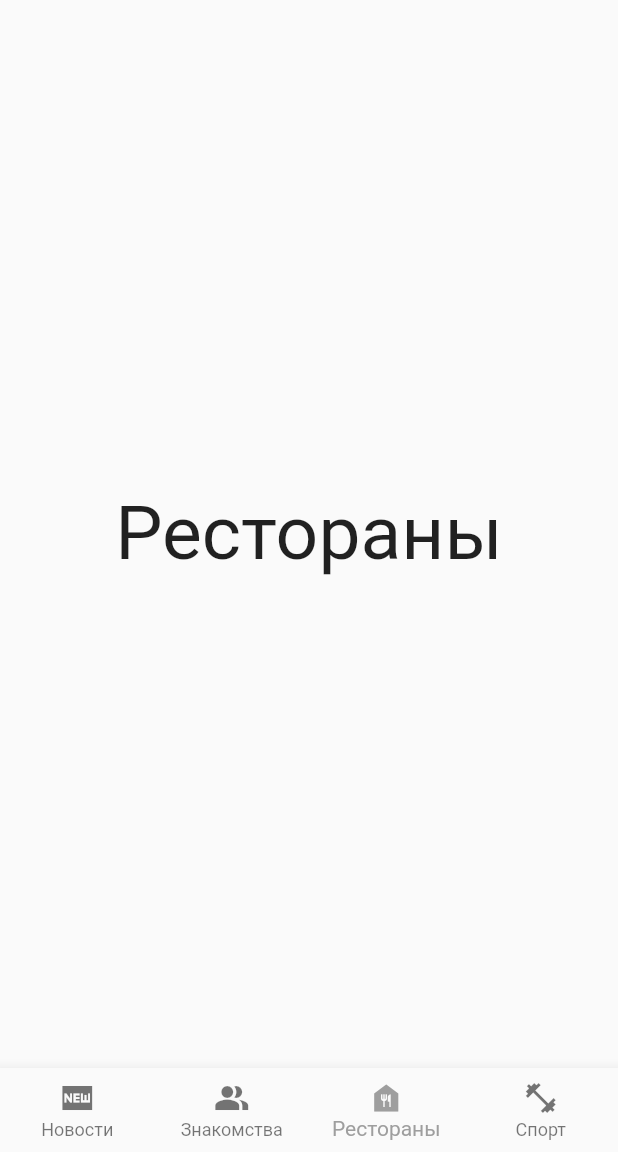
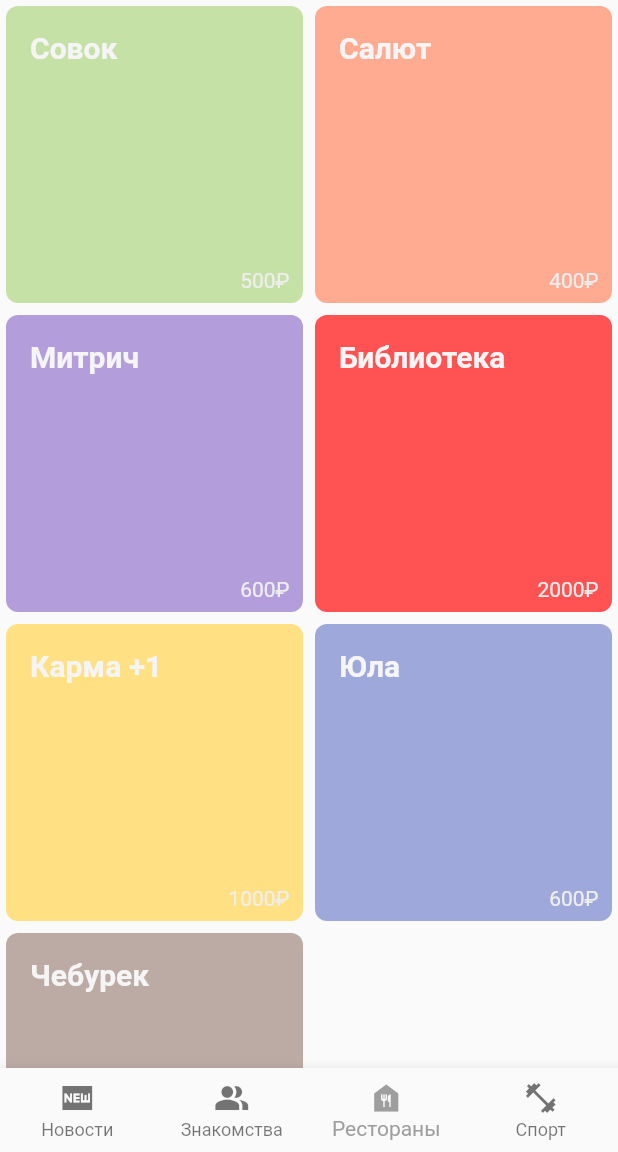
Before and after one commit to mudlobster/nnstories_from_scratch_2, a Flutter app: the screen it shows after launch, item 3 of the bottom bar chosen, on a phone screen of 412 x 824 dp, the part 84-1236 px from its top. Run offline on Flutter 3.47's test engine with Material 2 defaults, Android fonts, the phone set to English and light mode, and no system bars; our stand-ins replace google_fonts.

Commit message:
Initial commit

```diff
--- a/lib/pages/restaurants.dart
+++ b/lib/pages/restaurants.dart
@@ -1,4 +1,5 @@
 import 'package:flutter/material.dart';
+import 'package:nnstories_from_scratch/pages/util/restaurant.dart';
 
 class UserRestaurants extends StatelessWidget {
   const UserRestaurants({Key? key}) : super(key: key);
@@ -6,11 +7,20 @@ class UserRestaurants extends StatelessWidget {
   // This widget is the root of your application.
   @override
   Widget build(BuildContext context) {
-    return Center(
-      child: Text(
-        'Рестораны',
-        style: TextStyle(fontSize: 50),
-      ),
+    return GridView.count(
+      crossAxisCount: 2,
+      // mainAxisSpacing: 5,
+      // crossAxisSpacing: 5,
+      children: [
+        Restaurant(restName: 'Совок', imageColor: Colors.lightGreen[200], price: 500),
+        Restaurant(restName: 'Салют', imageColor: Colors.deepOrange[200], price: 400),
+        Restaurant(restName: 'Митрич', imageColor: Colors.deepPurple[200], price: 600),
+        Restaurant(restName: 'Библиотека', imageColor: Colors.redAccent[200], price: 2000),
+        Restaurant(restName: 'Карма +1', imageColor: Colors.amber[200], price: 1000),
+        Restaurant(restName: 'Юла', imageColor: Colors.indigo[200], price: 600),
+        Restaurant(restName: 'Чебурек', imageColor: Colors.brown[200], price: 800),
+      ],
+
     );
   }
 }
--- /dev/null
+++ b/lib/pages/util/restaurant.dart
@@ -0,0 +1,42 @@
+import 'package:flutter/material.dart';
+
+class Restaurant extends StatelessWidget {
+  final String restName;
+  final imageColor;
+  final int price;
+
+  Restaurant({required this.restName, required this.imageColor, required this.price});
+
+  Widget build(BuildContext context) {
+    return Padding(
+      padding: const EdgeInsets.all(4.0),
+      child: Stack(
+        fit: StackFit.expand,
+        children: [
+          Container(
+            decoration: BoxDecoration(
+                color: imageColor,
+                borderRadius: BorderRadius.circular(8)),
+          child: Align(
+            alignment: Alignment.topLeft,
+              child: Padding(
+                padding: const EdgeInsets.all(16.0),
+                child: Text(restName, style: TextStyle(color: Colors.grey[100], fontSize: 20, fontWeight: FontWeight.bold),),
+              )),
+            height: 100,
+            width: 100,
+
+        ),
+          Positioned(
+            bottom: -1,
+              right: 1,
+              child: Padding(
+                padding: const EdgeInsets.all(8.0),
+                child: Text('$price₽',
+                style: TextStyle(color: Colors.grey[200]),),
+              )),
+      ],
+      ),
+    );
+  }
+}
```
Also changed, not shown: lib/pages/meet.dart (+17 -7 lines), lib/pages/util/news_widget.dart (+15 -7 lines), lib/pages/util/person_card.dart (added, +42 -0 lines).
